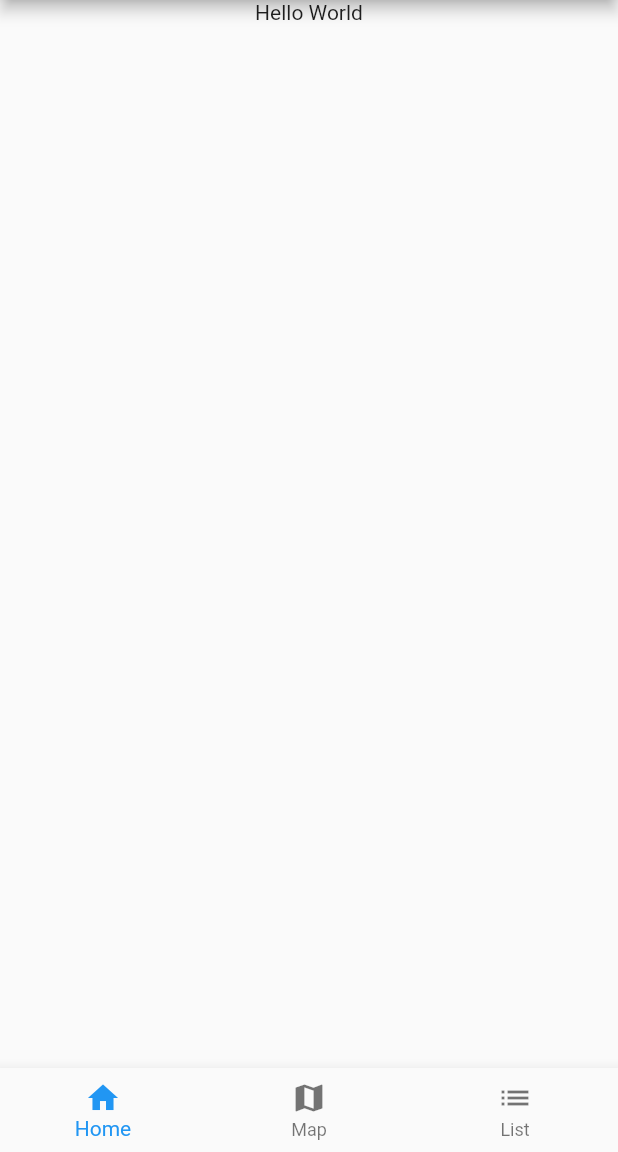
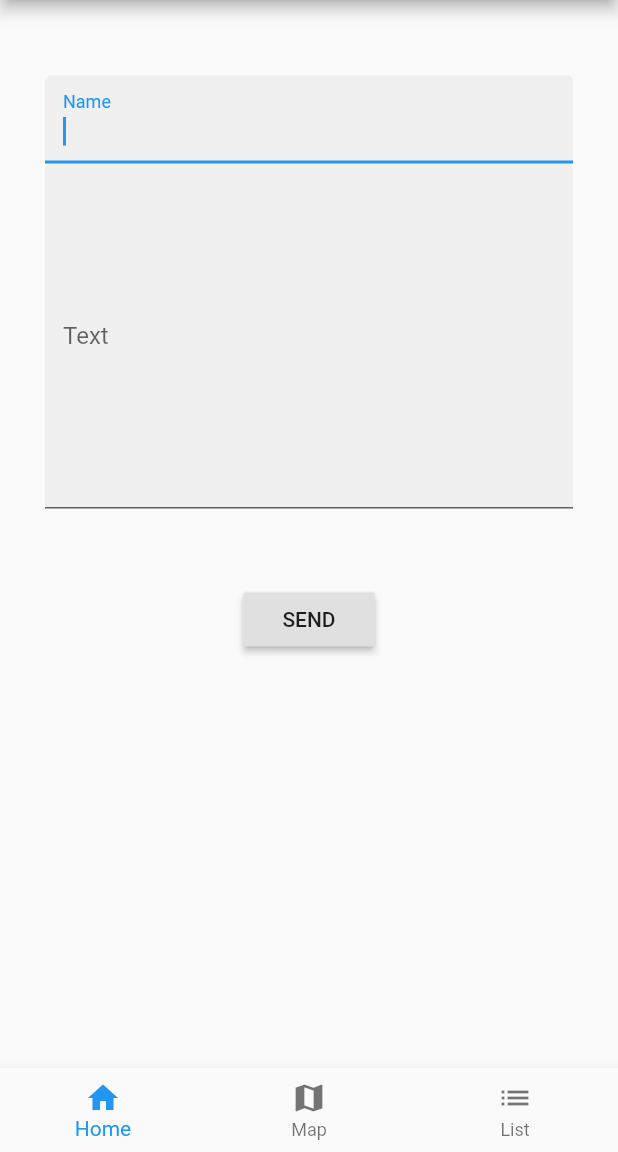
Before and after one commit to antsher/subway_stations_flutter, a Flutter app: the screen it shows after launch, on a phone screen of 412 x 824 dp, the part 84-1236 px from its top. Run offline on Flutter 3.47's test engine with Material 2 defaults, Android fonts, the phone set to English and light mode, and no system bars; our stand-ins replace cloud_firestore, geolocator, google_maps_flutter, tuple; missing offline and left inert: simple_permissions; accounts and stored records are empty; statements that could not run were skipped.

Commit message:
added sending messages in home

```diff
--- /dev/null
+++ b/lib/home/entities.dart
@@ -0,0 +1,6 @@
+class Message {
+  String name;
+  String text;
+
+  Message(this.name, this.text);
+}
--- /dev/null
+++ b/lib/home/model.dart
@@ -0,0 +1,10 @@
+import 'package:cloud_firestore/cloud_firestore.dart';
+import 'package:subway_stations/home/entities.dart';
+
+const String MESSAGE_COLLECTION = 'messages';
+
+Future<String> sendMessage(Message message) async => await Firestore.instance
+    .collection(MESSAGE_COLLECTION)
+    .add({'name': message.name, 'text': message.text})
+    .then((value) => Future.value('Success ${value.toString()}'))
+    .catchError((error) => Future.value(error.toString()));
--- a/lib/home/view.dart
+++ b/lib/home/view.dart
@@ -1,13 +1,57 @@
 import 'package:flutter/material.dart';
+import 'package:subway_stations/home/entities.dart';
+import 'package:subway_stations/home/model.dart' as model;
 
-class Home extends StatelessWidget {
+class Home extends StatefulWidget {
   @override
-  Widget build(BuildContext context) => ListView(
+  State createState() => HomeState();
+}
+
+class HomeState extends State<Home> {
+  @override
+  Widget build(BuildContext context) {
+    final _textFocus = FocusNode();
+    final _nameController = TextEditingController();
+    final _textController = TextEditingController();
+    return Padding(
+      padding: EdgeInsets.fromLTRB(30, 50, 30, 0),
+      child: ListView(
         children: <Widget>[
-          Row(
-            mainAxisAlignment: MainAxisAlignment.center,
-            children: <Widget>[Text("Hello World")],
+          TextField(
+              controller: _nameController,
+              autofocus: true,
+              decoration: InputDecoration(
+                filled: true,
+                labelText: 'Name',
+              ),
+              onSubmitted: (String value) {
+                FocusScope.of(context).requestFocus(_textFocus);
+              }),
+          TextField(
+            controller: _textController,
+            focusNode: _textFocus,
+            keyboardType: TextInputType.multiline,
+            maxLines: 10,
+            decoration: InputDecoration(
+              filled: true,
+              labelText: 'Text',
+            ),
+          ),
+          Padding(
+            padding: EdgeInsets.fromLTRB(0, 50, 0, 0),
+            child: Align(
+              alignment: Alignment.topCenter,
+              child: RaisedButton(
+                child: Text('SEND'),
+                onPressed: () {
+                  model.sendMessage(
+                      Message(_nameController.text, _textController.text));
+                },
+              ),
+            ),
           )
         ],
-      );
+      ),
+    );
+  }
 }
--- a/lib/list/view.dart
+++ b/lib/list/view.dart
@@ -60,11 +60,11 @@ class StationListWidget extends StatelessWidget {
             child: Row(
               mainAxisSize: MainAxisSize.max,
               mainAxisAlignment: MainAxisAlignment.spaceBetween,
-              children: [
+              children: <Widget>[
                 Expanded(
                   flex: 3,
                   child: Column(
-                    children: [
+                    children: <Widget>[
                       Text(
                         document['name'],
                         style: TextStyles.BIG,
```
